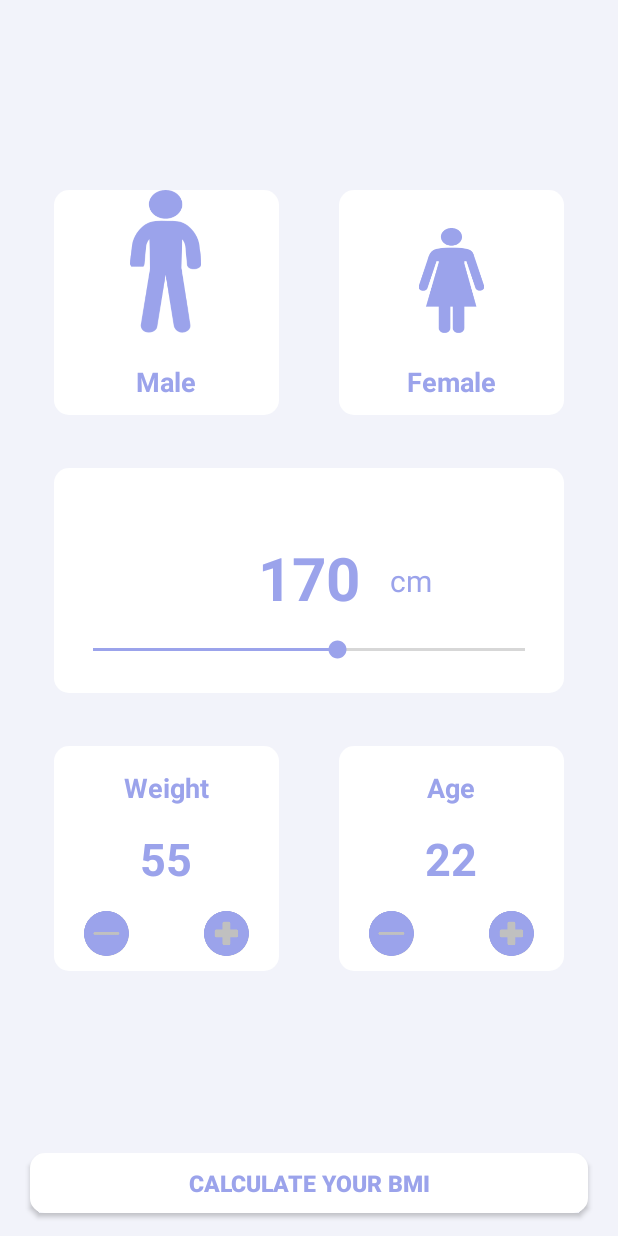
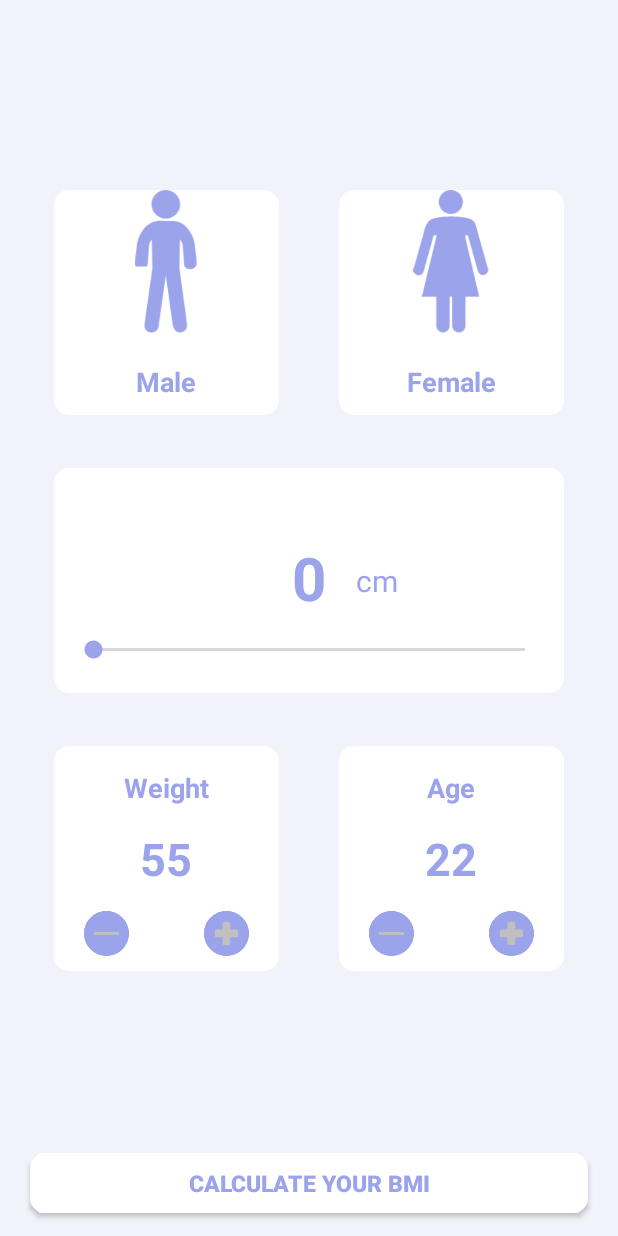
Before and after one commit to omarrashed1/GYM_Trainer2, an Android app: the screen it shows after launch (BMICalculator), on a phone screen of 412 x 824 dp. Run offline under Robolectric (Android 15) with nearby library versions, the phone set to English and light mode, and no system bars; 2 statements that could not run were skipped.

Commit message:
add
 add

```diff
--- a/app/src/main/java/com/example/gym_trainer/BMICalculator.java
+++ b/app/src/main/java/com/example/gym_trainer/BMICalculator.java
@@ -70,7 +70,7 @@ public class BMICalculator extends AppCompatActivity {
         });
 
         mheightseekbar.setMax(300);
-        mheightseekbar.setProgress(170);
+        mheightseekbar.setProgress(0);
 
         mheightseekbar.setOnSeekBarChangeListener(new SeekBar.OnSeekBarChangeListener() {
             @Override
--- a/app/src/main/res/layout/activity_bmicalculator.xml
+++ b/app/src/main/res/layout/activity_bmicalculator.xml
@@ -64,7 +64,7 @@
             android:layout_alignParentBottom="true"
             android:layout_centerInParent="true"
             android:layout_marginBottom="50dp"
-            android:text="170"
+            android:text="0"
             android:textColor="#9BA3EB"
             android:textSize="40sp"
             android:textStyle="bold">
@@ -150,15 +150,13 @@
         android:layout_marginBottom="35dp"
         android:layout_toEndOf="@+id/centerverticalline"
         android:background="@drawable/cardbackground">
-
         <ImageView
-            android:layout_width="59dp"
-            android:layout_height="70dp"
+            android:layout_width="170px"
+            android:layout_height="170px"
             android:layout_above="@+id/textfemale"
             android:layout_centerInParent="true"
             android:layout_marginBottom="20dp"
             android:src="@drawable/women">
-
         </ImageView>
 
         <TextView
@@ -172,6 +170,7 @@
             android:textColor="#9BA3EB"
             android:textSize="18sp"
             android:textStyle="bold">
+
 
         </TextView>
 
```
Also changed, not shown: app/src/main/res/drawable/malee.png, app/src/main/res/drawable/women.png.
